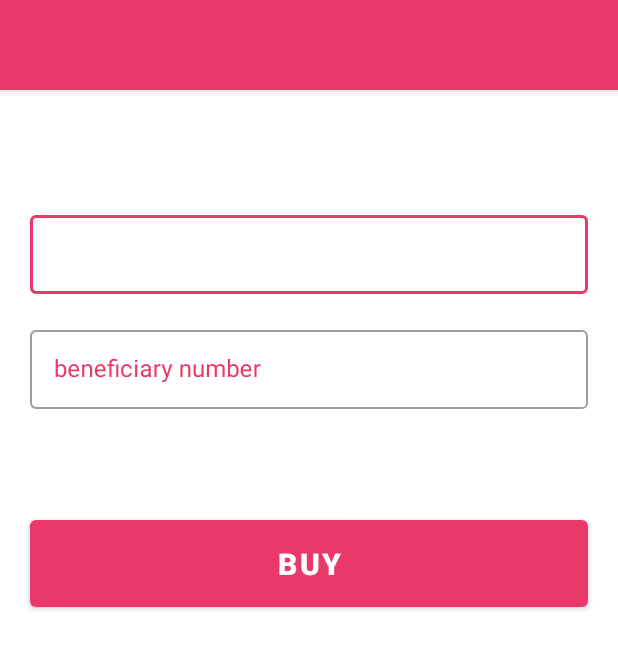
After one commit to Geotechbrain/EasyPay, an Android app: the layout activity_buy_data.xml on its own in the app's theme, with its tools: preview values and no code run, on a phone screen of 412 x 824 dp. The commit adds this screen. Shown: the top 649 px of the screen. Run offline under Robolectric (Android 15) with nearby library versions, the phone set to English and light mode, and no system bars.

Commit message:
listing data variations and user purchasing data

```diff
--- a/app/src/main/AndroidManifest.xml
+++ b/app/src/main/AndroidManifest.xml
@@ -16,6 +16,8 @@
         <activity android:name=".activity.RegistrationActivity" />
         <activity android:name=".activity.LoginActivity" />
         <activity android:name=".activity.BuyAirtimeActivity" />
+        <activity android:name=".activity.DataVariationActivity" />
+        <activity android:name=".activity.BuyDataActivity" />
         <activity
             android:name=".ui.login.LoginActivity"
             android:label="@string/title_activity_login" />
--- /dev/null
+++ b/app/src/main/res/layout/activity_buy_data.xml
@@ -0,0 +1,114 @@
+<?xml version="1.0" encoding="utf-8"?>
+<LinearLayout xmlns:android="http://schemas.android.com/apk/res/android"
+    xmlns:app="http://schemas.android.com/apk/res-auto"
+    xmlns:tools="http://schemas.android.com/tools"
+    android:layout_width="match_parent"
+    android:layout_height="match_parent"
+    android:orientation="vertical"
+    tools:context=".activity.BuyDataActivity">
+
+    <com.google.android.material.appbar.AppBarLayout
+        android:id="@+id/main_appBarLayout"
+        android:layout_width="match_parent"
+        android:layout_height="wrap_content">
+
+        <androidx.constraintlayout.widget.ConstraintLayout
+            android:layout_width="match_parent"
+            android:layout_height="wrap_content">
+
+            <androidx.appcompat.widget.Toolbar
+                android:id="@+id/main_activity_toolbar"
+                android:layout_width="match_parent"
+                android:layout_height="60dp"
+                android:background="@color/colorPrimary"
+                app:layout_constraintEnd_toEndOf="parent"
+                app:layout_constraintStart_toStartOf="parent"
+                app:layout_constraintTop_toTopOf="parent" />
+
+
+            <TextView
+                android:id="@+id/buy_data_toolbarTitle"
+                android:layout_width="wrap_content"
+                android:layout_height="wrap_content"
+                android:textColor="@color/white"
+                android:textSize="18sp"
+                app:layout_constraintBottom_toBottomOf="parent"
+                app:layout_constraintEnd_toEndOf="parent"
+               app:layout_constraintStart_toStartOf="parent"
+                app:layout_constraintTop_toTopOf="parent" />
+
+        </androidx.constraintlayout.widget.ConstraintLayout>
+
+    </com.google.android.material.appbar.AppBarLayout>
+
+    <androidx.core.widget.NestedScrollView
+        android:layout_width="match_parent"
+        android:layout_height="match_parent">
+
+        <LinearLayout
+            android:layout_width="match_parent"
+            android:layout_height="match_parent"
+            android:gravity="center"
+            android:orientation="vertical">
+
+            <TextView
+                android:id="@+id/buy_data_name"
+                android:layout_width="match_parent"
+                android:layout_height="wrap_content"
+                android:layout_margin="20dp"
+                android:gravity="center_horizontal"
+                android:textColor="@color/black"
+                android:textSize="20sp" />
+
+            <com.google.android.material.textfield.TextInputLayout
+                style="@style/Widget.EasyPay.TextInputLayout"
+                android:layout_width="match_parent"
+                android:layout_height="wrap_content"
+                android:layout_marginStart="20dp"
+                android:layout_marginTop="10dp"
+                android:layout_marginEnd="20dp">
+
+                <com.google.android.material.textfield.TextInputEditText
+                    android:id="@+id/buy_data_amount"
+                    android:layout_width="match_parent"
+                    android:layout_height="match_parent"
+                    android:editable="false"
+                    android:inputType="none"
+                    android:padding="15dp"
+                    tools:ignore="Deprecated" />
+            </com.google.android.material.textfield.TextInputLayout>
+
+            <com.google.android.material.textfield.TextInputLayout
+                style="@style/Widget.EasyPay.TextInputLayout"
+                android:layout_width="match_parent"
+                android:layout_height="wrap_content"
+                android:layout_marginStart="20dp"
+                android:layout_marginTop="10dp"
+                android:layout_marginEnd="20dp">
+
+                <com.google.android.material.textfield.TextInputEditText
+                    android:id="@+id/buy_data_number"
+                    android:layout_width="match_parent"
+                    android:layout_height="match_parent"
+                    android:hint="beneficiary number"
+                    android:inputType="number"
+                    android:padding="15dp" />
+            </com.google.android.material.textfield.TextInputLayout>
+
+
+            <com.google.android.material.button.MaterialButton
+                android:id="@+id/buy_data_buyBtn"
+                android:layout_width="match_parent"
+                android:layout_height="wrap_content"
+                android:layout_marginStart="20dp"
+                android:layout_marginTop="60dp"
+                android:layout_marginEnd="20dp"
+                android:gravity="center_horizontal"
+                android:padding="15dp"
+                android:text="Buy"
+                android:textColor="@color/white"
+                android:textSize="20sp"
+                android:textStyle="bold" />
+        </LinearLayout>
+    </androidx.core.widget.NestedScrollView>
+</LinearLayout>
```
Also changed, not shown: app/src/main/java/com/geodeveloper/easypay/activity/BuyDataActivity.kt (added, +388 -0 lines), app/src/main/java/com/geodeveloper/easypay/activity/DataVariationActivity.kt (added, +69 -0 lines), app/src/main/java/com/geodeveloper/easypay/adapter/ServiceAdapter.kt (+8 -0 lines), app/src/main/java/com/geodeveloper/easypay/adapter/ServiceVariationAdapter.kt (added, +51 -0 lines), app/src/main/res/layout/activity_data_variation.xml (added, +56 -0 lines), app/src/main/res/layout/data_variation_design.xml (added, +28 -0 lines).
